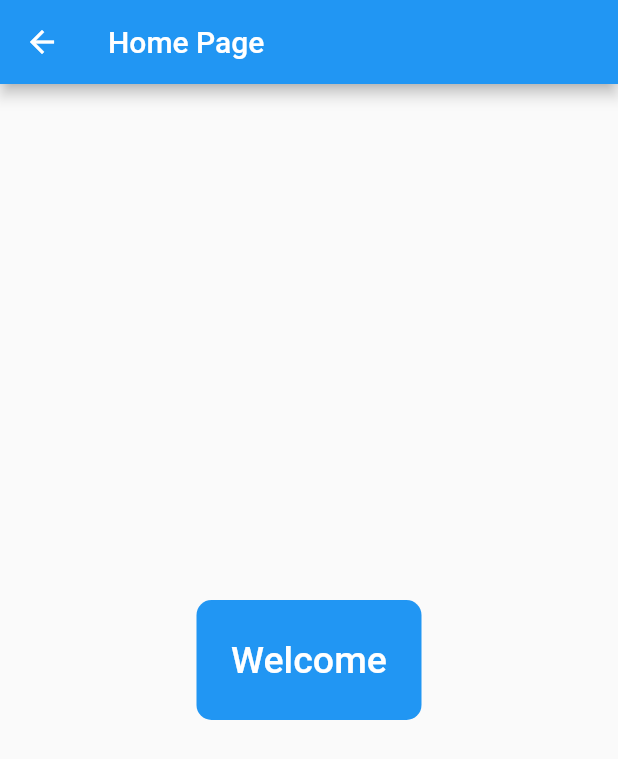
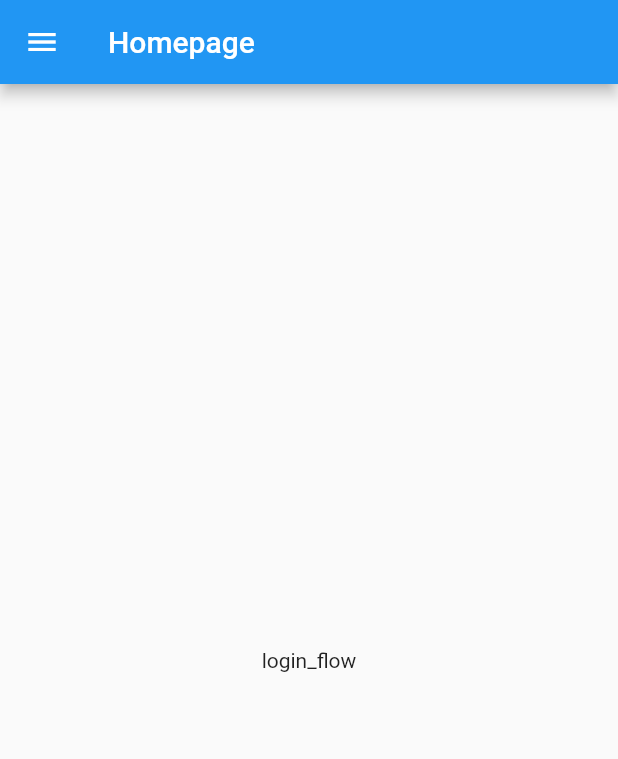
Before and after one commit to sofiapopetrogu/yalla_application, a Flutter app: the HomePage screen opened directly, on a phone screen of 412 x 824 dp. Shown: the top 759 px of the screen. Run offline on Flutter 3.47's test engine with Material 2 defaults, Android fonts, the phone set to English and light mode, and no system bars; our stand-ins replace flutter_login, shared_preferences; accounts and stored records are empty.

```diff
--- a/lib/HomePage.dart
+++ /dev/null
@@ -1,34 +0,0 @@
-import 'package:flutter/material.dart';
-
-class HomePage extends StatefulWidget {
-  @override
-  _HomePageState createState() => _HomePageState();
-}
-
-class _HomePageState extends State<HomePage> {
-  @override
-  Widget build(BuildContext context) {
-    return Scaffold(
-      appBar: AppBar(
-        title: Text('Home Page'),
-      ),
-      body: Center(
-        child: Container(
-          height: 80,
-          width: 150,
-          decoration: BoxDecoration(
-              color: Colors.blue, borderRadius: BorderRadius.circular(10)),
-          child: TextButton(
-            onPressed: () {
-              Navigator.pop(context);
-            },
-            child: Text(
-              'Welcome',
-              style: TextStyle(color: Colors.white, fontSize: 25),
-            ),
-          ),
-        ),
-      ),
-    );
-  }
-}
--- /dev/null
+++ b/lib/screens/homepage.dart
@@ -0,0 +1,52 @@
+import 'package:flutter/material.dart';
+import 'package:project_app/screens/loginpage.dart';
+import 'package:shared_preferences/shared_preferences.dart';
+
+class HomePage extends StatelessWidget {
+  const HomePage({Key? key}) : super(key: key);
+
+  static const routename = 'Homepage';
+
+  @override
+  Widget build(BuildContext context) {
+    print('${HomePage.routename} built');
+    return Scaffold(
+      appBar: AppBar(
+        title: Text(HomePage.routename),
+      ),
+      body: Center(
+          child: Text('login_flow'),
+        ),
+      drawer: Drawer(
+        child: ListView(
+          padding: EdgeInsets.zero,
+          children: [
+            DrawerHeader(
+              decoration: BoxDecoration(
+                color: Colors.blue,
+              ),
+              child: Text('login_flow'),
+            ),
+            ListTile(
+              leading: Icon(Icons.logout),
+              title: Text('Logout'),
+              onTap: () => _toLoginPage(context),
+            ),
+          ],
+        ),
+      ),
+    );
+  } //build
+
+  void _toLoginPage(BuildContext context) async{
+    //Unset the 'username' filed in SharedPreference
+    final sp = await SharedPreferences.getInstance();
+    sp.remove('username');
+
+    //Pop the drawer first
+    Navigator.pop(context);
+    //Then pop the HomePage
+    Navigator.of(context).pushReplacement(MaterialPageRoute(builder: (context) => LoginPage()));
+  }//_toCalendarPage
+
+} //HomePage
--- a/pubspec.yaml
+++ b/pubspec.yaml
@@ -9,6 +9,12 @@ environment:
 dependencies:
   flutter:
     sdk: flutter
+  shared_preferences: ^2.1.0
+  flutter_login: ^4.1.1
+
+  # The following adds the Cupertino Icons font to your application.
+  # Use with the CupertinoIcons class for iOS style icons.
+  cupertino_icons: ^1.0.2
 
 dev_dependencies:
   flutter_test:
```
Also changed, not shown: lib/main.dart (+9 -98 lines), lib/screens/Loginpage.dart (+70 -1 lines), lib/util/impact.dart (added, +12 -0 lines), pubspec.lock, 14 other files.
